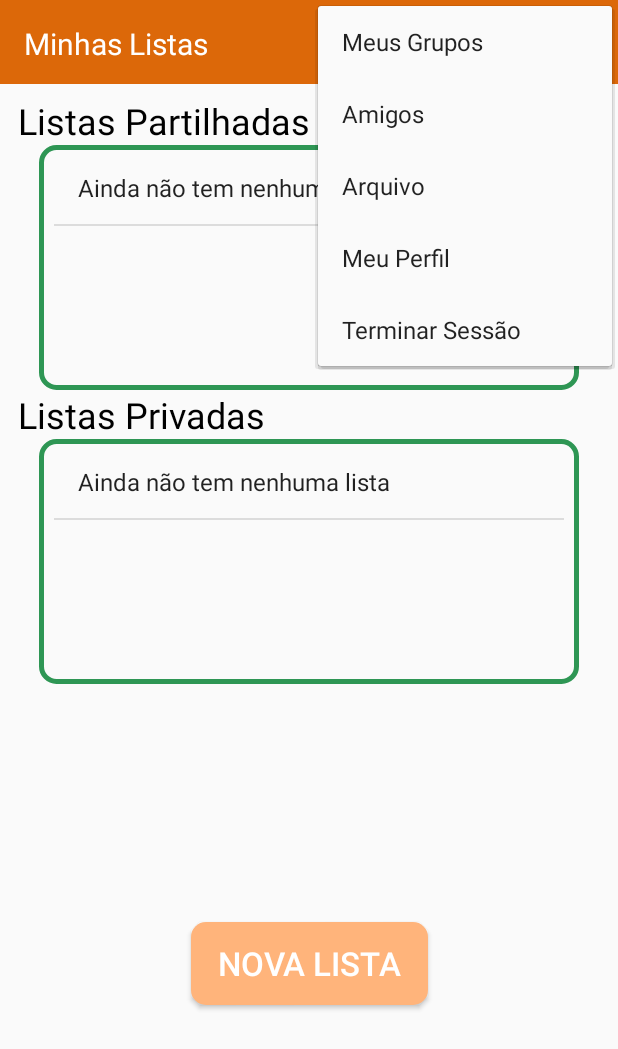
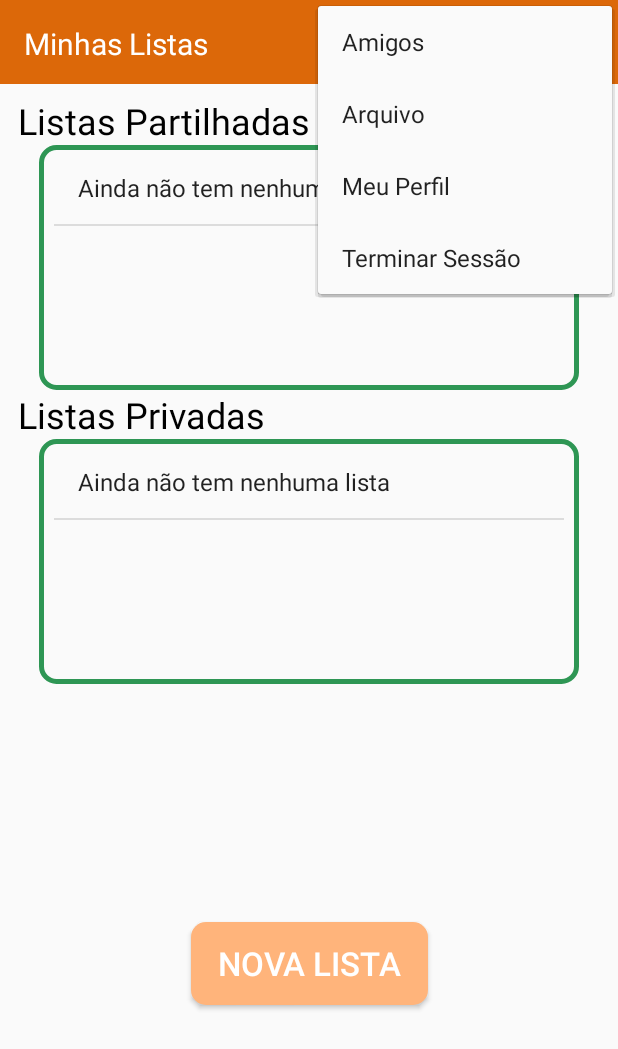
Before and after one commit to MTeixeira9/CM_BuyShare, an Android app: the MinhasListas screen opened directly, with no data from a screen before it, with the options menu open, on a phone screen of 412 x 824 dp. Shown: the top 1049 px of the screen. Run offline under Robolectric (Android 15) with nearby library versions, the phone set to English and light mode, and no system bars; our stand-ins replace Firebase (no records; nobody signed in at launch, a user with empty details on screens opened directly).

Commit message:
last do last

```diff
--- a/app/src/main/java/com/example/android/buyshare/MinhasListas.java
+++ b/app/src/main/java/com/example/android/buyshare/MinhasListas.java
@@ -236,11 +236,12 @@ public class MinhasListas extends AppCompatActivity implements AdapterView.OnIte
     public boolean onOptionsItemSelected(MenuItem item) {
 
         int id = item.getItemId();
-        if (id == R.id.meusGrupos) {
+        /*if (id == R.id.meusGrupos) {
             Intent grupos = new Intent(MinhasListas.this, MeusGrupos.class);
             grupos.putExtra("userTlm", userTlm);
             startActivity(grupos);
-        } else if (id == R.id.amigos) {
+        } else*/
+        if (id == R.id.amigos) {
             Intent amigos = new Intent(MinhasListas.this, Amigos.class);
             amigos.putExtra("userTlm", userTlm);
             startActivity(amigos);
--- a/app/src/main/res/menu/listas.xml
+++ b/app/src/main/res/menu/listas.xml
@@ -1,9 +1,9 @@
 <?xml version="1.0" encoding="utf-8"?>
 <menu xmlns:android="http://schemas.android.com/apk/res/android"
     xmlns:app="http://schemas.android.com/apk/res-auto">
-    <item android:id="@+id/meusGrupos"
+    <!--item android:id="@+id/meusGrupos"
         android:title="Meus Grupos"
-        app:showAsAction="never"/>
+        app:showAsAction="never"/-->
 
     <item android:id="@+id/amigos"
         android:title="Amigos"
```
Also changed, not shown: app/src/main/java/com/example/android/buyshare/MostraLista.java (+17 -0 lines).
